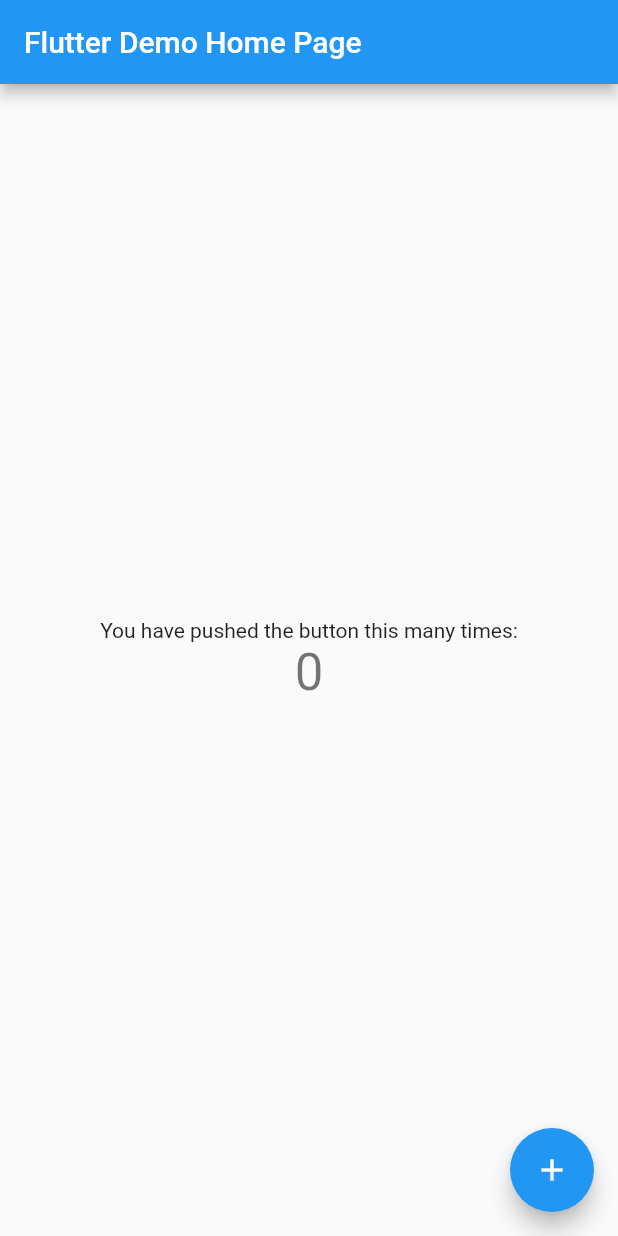
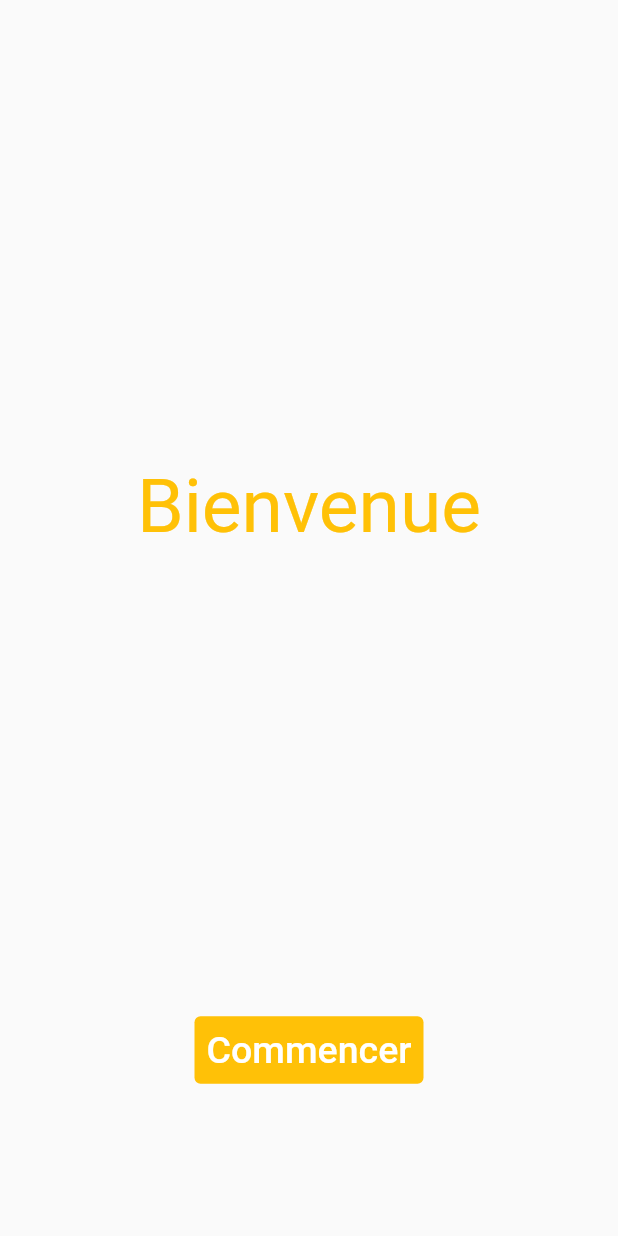
Before and after one commit to CodingWand/CodaBeneTest, a Flutter app: the screen it shows after launch, on a phone screen of 412 x 824 dp. Run offline on Flutter 3.47's test engine with Material 2 defaults, Android fonts, the light colour scheme and no system bars.

Commit message:
Création de la page d'accueil

```diff
--- a/lib/main.dart
+++ b/lib/main.dart
@@ -11,105 +11,51 @@
   @override
   Widget build(BuildContext context) {
     return MaterialApp(
-      title: 'Flutter Demo',
+      title: 'CodaBeneTest',
       theme: ThemeData(
-        // This is the theme of your application.
-        //
-        // Try running your application with "flutter run". You'll see the
-        // application has a blue toolbar. Then, without quitting the app, try
-        // changing the primarySwatch below to Colors.green and then invoke
-        // "hot reload" (press "r" in the console where you ran "flutter run",
-        // or simply save your changes to "hot reload" in a Flutter IDE).
-        // Notice that the counter didn't reset back to zero; the application
-        // is not restarted.
-        primarySwatch: Colors.blue,
+        primarySwatch: Colors.amber,
       ),
-      home: const MyHomePage(title: 'Flutter Demo Home Page'),
+      home: const HomePage(),
     );
   }
 }
 
-class MyHomePage extends StatefulWidget {
-  const MyHomePage({Key? key, required this.title}) : super(key: key);
-
-  // This widget is the home page of your application. It is stateful, meaning
-  // that it has a State object (defined below) that contains fields that affect
-  // how it looks.
-
-  // This class is the configuration for the state. It holds the values (in this
-  // case the title) provided by the parent (in this case the App widget) and
-  // used by the build method of the State. Fields in a Widget subclass are
-  // always marked "final".
-
-  final String title;
-
-  @override
-  State<MyHomePage> createState() => _MyHomePageState();
-}
-
-class _MyHomePageState extends State<MyHomePage> {
-  int _counter = 0;
-
-  void _incrementCounter() {
-    setState(() {
-      // This call to setState tells the Flutter framework that something has
-      // changed in this State, which causes it to rerun the build method below
-      // so that the display can reflect the updated values. If we changed
-      // _counter without calling setState(), then the build method would not be
-      // called again, and so nothing would appear to happen.
-      _counter++;
-    });
-  }
+class HomePage extends StatelessWidget {
+  const HomePage({Key? key}) : super(key: key);
 
   @override
   Widget build(BuildContext context) {
-    // This method is rerun every time setState is called, for instance as done
-    // by the _incrementCounter method above.
-    //
-    // The Flutter framework has been optimized to make rerunning build methods
-    // fast, so that you can just rebuild anything that needs updating rather
-    // than having to individually change instances of widgets.
     return Scaffold(
-      appBar: AppBar(
-        // Here we take the value from the MyHomePage object that was created by
-        // the App.build method, and use it to set our appbar title.
-        title: Text(widget.title),
+      body: Column(
+        children: [
+          Expanded(
+            child: Center(
+              child: Text(
+                "Bienvenue",
+                style: TextStyle(
+                  color: Colors.amber,
+                  fontSize: 50,
+                ),
+              ),
+            ),
+          ),
+          Container(
+            padding: EdgeInsets.only(bottom: 100),
+            child: Center(
+                child: TextButton(
+                  onPressed: (){},
+                  style: ButtonStyle(
+                    backgroundColor: MaterialStateProperty.all(Colors.amber),
+                  ),
+                  child: Text(
+                    "Commencer",
+                    style: TextStyle(fontSize: 25, color: Colors.white,),
+                  ),
+                )
+            ),
+          )
+        ],
       ),
-      body: Center(
-        // Center is a layout widget. It takes a single child and positions it
-        // in the middle of the parent.
-        child: Column(
-          // Column is also a layout widget. It takes a list of children and
-          // arranges them vertically. By default, it sizes itself to fit its
-          // children horizontally, and tries to be as tall as its parent.
-          //
-          // Invoke "debug painting" (press "p" in the console, choose the
-          // "Toggle Debug Paint" action from the Flutter Inspector in Android
-          // Studio, or the "Toggle Debug Paint" command in Visual Studio Code)
-          // to see the wireframe for each widget.
-          //
-          // Column has various properties to control how it sizes itself and
-          // how it positions its children. Here we use mainAxisAlignment to
-          // center the children vertically; the main axis here is the vertical
-          // axis because Columns are vertical (the cross axis would be
-          // horizontal).
-          mainAxisAlignment: MainAxisAlignment.center,
-          children: <Widget>[
-            const Text(
-              'You have pushed the button this many times:',
-            ),
-            Text(
-              '$_counter',
-              style: Theme.of(context).textTheme.headline4,
-            ),
-          ],
-        ),
-      ),
-      floatingActionButton: FloatingActionButton(
-        onPressed: _incrementCounter,
-        tooltip: 'Increment',
-        child: const Icon(Icons.add),
-      ), // This trailing comma makes auto-formatting nicer for build methods.
     );
   }
 }
```
